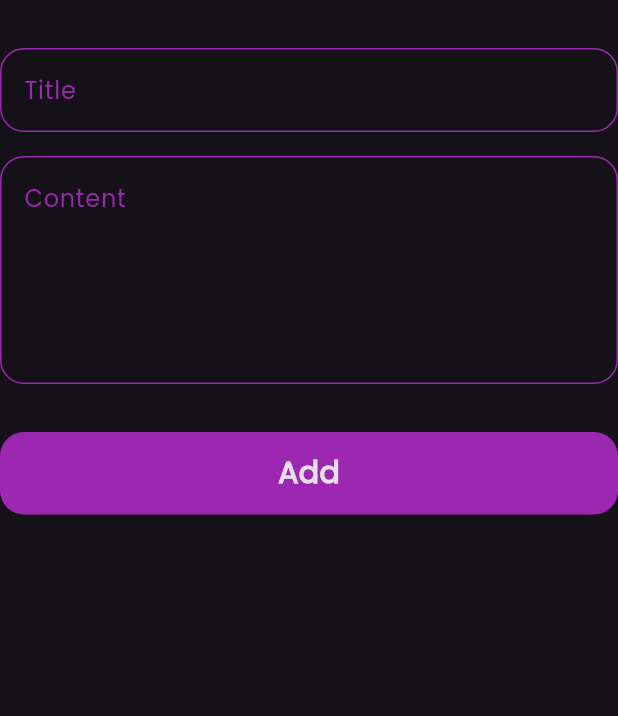
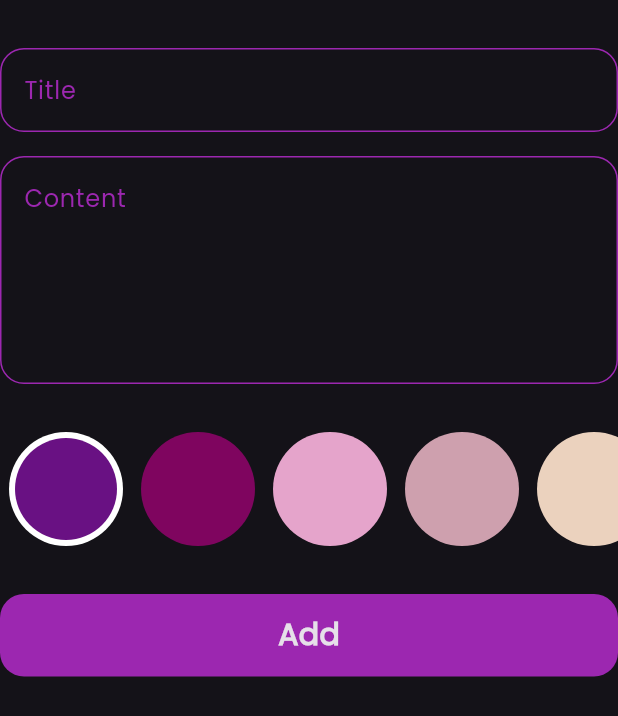
Before and after one commit to MonaAbdelaziz2024/flutter_notes_app, a Flutter app: the AddNoteForm widget shown alone on an empty page, opened directly, on a phone screen of 412 x 824 dp. Shown: the top 716 px of the screen. Run offline on Flutter 3.47's test engine with Material 3 defaults, Android fonts, the phone set to English and light mode, and no system bars; our stand-ins replace bloc, flutter_bloc, font_awesome_flutter, hive, hive_flutter, modal_progress_hud_nsn; accounts and stored records are empty.

Commit message:
colors list view done .

```diff
--- a/lib/widgets/add_note_form.dart
+++ b/lib/widgets/add_note_form.dart
@@ -3,6 +3,8 @@ import 'package:flutter_bloc/flutter_bloc.dart';
 import 'package:intl/intl.dart';
 import 'package:notes_app/cubits/add_note_cubit/add_note_cubit.dart';
 import 'package:notes_app/models/note_model.dart';
+import 'package:notes_app/widgets/color_item.dart';
+import 'package:notes_app/widgets/colors_list_view.dart';
 import 'package:notes_app/widgets/custom_button.dart';
 import 'package:notes_app/widgets/custom_text_field.dart';
 
@@ -44,6 +46,8 @@ class _AddNoteFormState extends State<AddNoteForm> {
             hintText: 'Content',
             maxLines: 5,
           ),
+SizedBox(height: 32,),
+          ColorsListView(),
           const SizedBox(
             height: 32,
           ),
--- /dev/null
+++ b/lib/widgets/color_item.dart
@@ -0,0 +1,23 @@
+import 'package:flutter/material.dart';
+
+class ColorItem extends StatelessWidget {
+  const ColorItem({super.key, required this.isActive, required this.color});
+  final bool isActive;
+  final Color color;
+  @override
+  Widget build(BuildContext context) {
+    return isActive
+        ? CircleAvatar(
+            radius: 38,
+            backgroundColor: Colors.white,
+            child: CircleAvatar(
+              radius: 34,
+              backgroundColor: color,
+            ),
+          )
+        : CircleAvatar(
+            radius: 38,
+            backgroundColor: color,
+          );
+  }
+}
--- /dev/null
+++ b/lib/widgets/colors_list_view.dart
@@ -0,0 +1,47 @@
+import 'package:flutter/material.dart';
+import 'package:notes_app/widgets/color_item.dart';
+
+class ColorsListView extends StatefulWidget {
+  const ColorsListView({super.key});
+
+  @override
+  State<ColorsListView> createState() => _ColorsListViewState();
+}
+
+class _ColorsListViewState extends State<ColorsListView> {
+  int currentColor = 0;
+
+  List<Color> colors = [
+    Color(0xff691183),
+    Color(0xff7F055F),
+    Color(0xffE5A4CB),
+    Color(0xffcea0ae),
+    Color(0xffebd2be),
+    Color(0xffffe8d4),
+  ];
+  @override
+  Widget build(BuildContext context) {
+    return SizedBox(
+        height: 76,
+        child: ListView.builder(
+            scrollDirection: Axis.horizontal,
+            itemCount: colors.length,
+            itemBuilder: (context, index) {
+              return Padding(
+                padding: const EdgeInsets.symmetric(
+                  horizontal: 6,
+                ),
+                child: GestureDetector(
+                  onTap: () {
+                    currentColor = index;
+                    setState(() {});
+                  },
+                  child: ColorItem(
+                    color: colors[index],
+                    isActive: currentColor == index ? true : false,
+                  ),
+                ),
+              );
+            }));
+  }
+}
```
